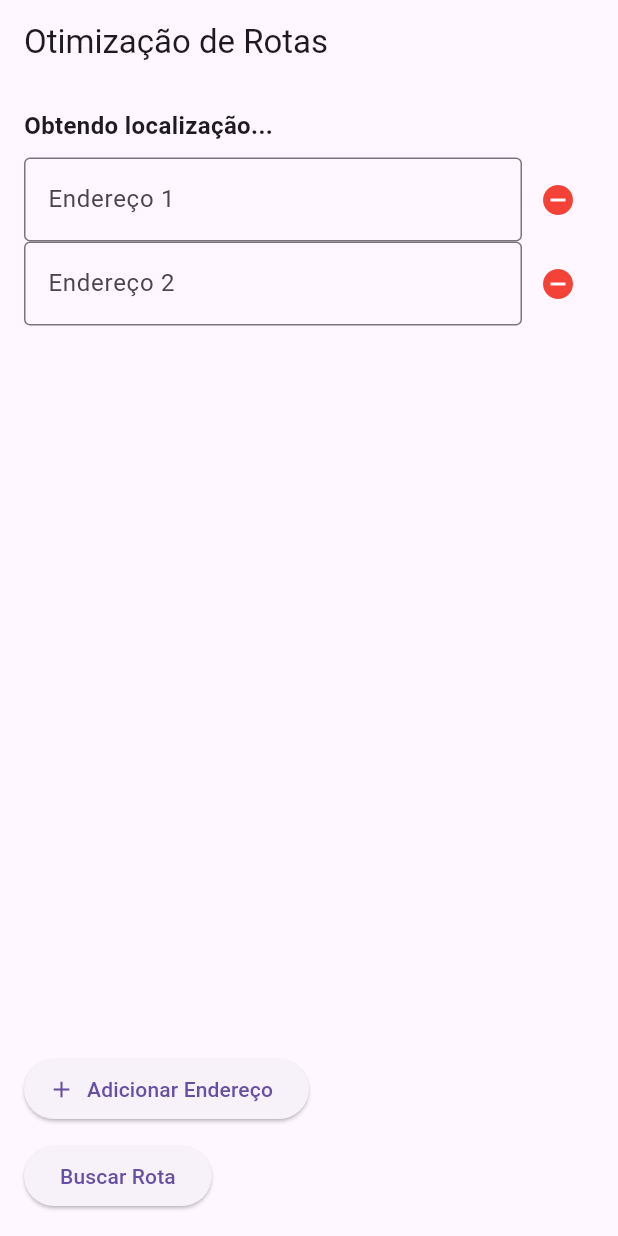
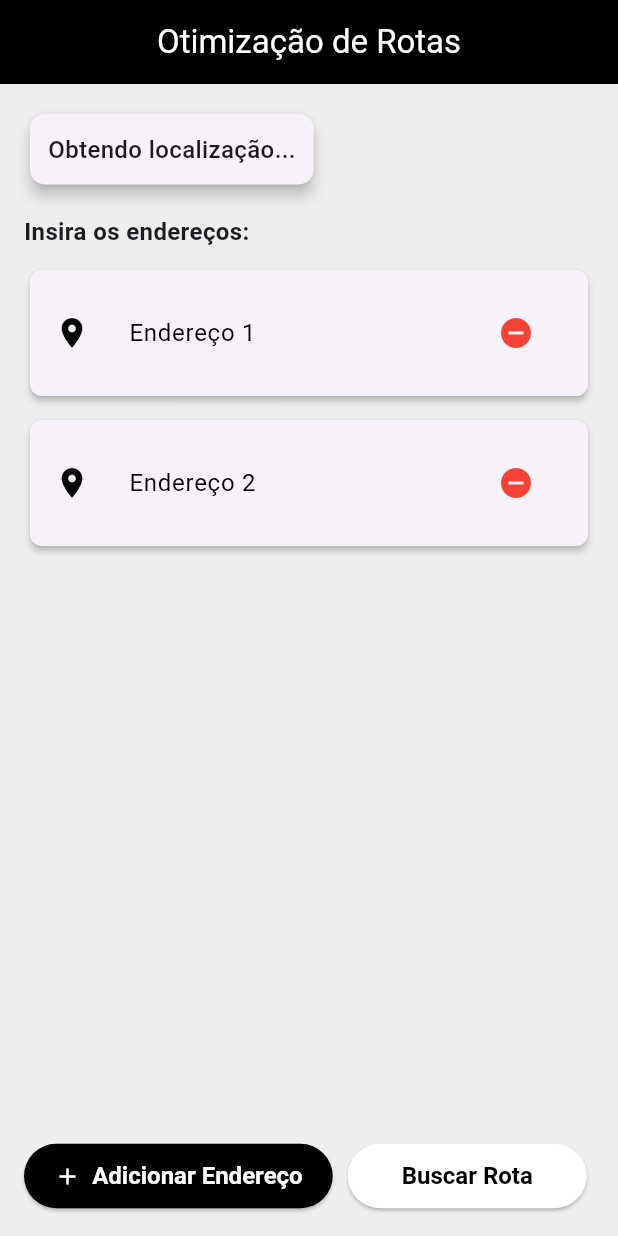
Before and after one commit to carriel2/GoogleRoutes.app, a Flutter app: the screen it shows after launch, on a phone screen of 412 x 824 dp. Run offline on Flutter 3.47's test engine with Material 3 defaults, Android fonts, the light colour scheme and no system bars; our stand-ins replace geocoding, geolocator.

Commit message:
visual-implementations

```diff
--- a/lib/pages/home_page.dart
+++ b/lib/pages/home_page.dart
@@ -32,15 +32,22 @@ class HomePageState extends State<HomePage> {
 
   Future<void> _obterLocalizacaoAtual() async {
     try {
-      Position posicao = await Geolocator.getCurrentPosition(desiredAccuracy: LocationAccuracy.high);
-      List<Placemark> placemarks = await placemarkFromCoordinates(posicao.latitude, posicao.longitude);
+      Position posicao = await Geolocator.getCurrentPosition(
+        desiredAccuracy: LocationAccuracy.high,
+      );
+
+      List<Placemark> placemarks = await placemarkFromCoordinates(
+        posicao.latitude,
+        posicao.longitude,
+      );
+
       Placemark local = placemarks.first;
-      String endereco = "${local.street}, ${local.subLocality}, ${local.locality}, ${local.administrativeArea}";
+      String endereco =
+          "${local.street}, ${local.subLocality}, ${local.locality}, ${local.administrativeArea}";
 
       setState(() {
         _localizacaoAtual = endereco;
       });
-
       print("Localização Atual: $_localizacaoAtual");
     } catch (e) {
       print("Erro ao obter localização: $e");
@@ -71,7 +78,6 @@ class HomePageState extends State<HomePage> {
     print("Endereços enviados para API: $enderecos");
 
     try {
-      // Envia um JSON contendo 'origem' e 'enderecos' para o backend.
       Map<String, dynamic> requestData = {
         'origem': origem,
         'enderecos': enderecos,
@@ -104,55 +110,118 @@ class HomePageState extends State<HomePage> {
 
   @override
   Widget build(BuildContext context) {
-    return Scaffold(
-      appBar: AppBar(title: const Text("Otimização de Rotas")),
+    return GestureDetector(
+      behavior: HitTestBehavior.translucent,
+      onTap: () => FocusManager.instance.primaryFocus?.unfocus(),
+      child: Scaffold(
+        appBar: AppBar(
+          title: const Text(
+            "Otimização de Rotas",
+            style: TextStyle(color: Colors.white),
+          ),
+          backgroundColor: Colors.black,
+          centerTitle: true,
+        ),
+        backgroundColor: Colors.grey[200],
         body: Padding(
           padding: const EdgeInsets.all(16.0),
           child: Column(
             crossAxisAlignment: CrossAxisAlignment.start,
             children: [
-            Text(
-              _localizacaoAtual != null ? "Localização Atual: $_localizacaoAtual" : "Obtendo localização...",
-              style: const TextStyle(fontSize: 16, fontWeight: FontWeight.bold),
+              // Exibe a localização atual em um Card
+              Card(
+                elevation: 4,
+                shape: RoundedRectangleBorder(
+                    borderRadius: BorderRadius.circular(10)),
+                child: Padding(
+                  padding: const EdgeInsets.all(12.0),
+                  child: Text(
+                    _localizacaoAtual != null
+                        ? "Localização Atual: $_localizacaoAtual"
+                        : "Obtendo localização...",
+                    style: const TextStyle(
+                        fontSize: 16, fontWeight: FontWeight.w500),
+                  ),
+                ),
+              ),
+              const SizedBox(height: 16),
+              const Text(
+                "Insira os endereços:",
+                style: TextStyle(fontSize: 16, fontWeight: FontWeight.bold),
               ),
               const SizedBox(height: 10),
               Expanded(
-              child: ListView.builder(
+                child: ListView.separated(
                   itemCount: _enderecosControllers.length,
+                  separatorBuilder: (context, index) => SizedBox(height: 8),
                   itemBuilder: (context, index) {
-                  return Row(
-                    children: [
-                      Expanded(
-                        child: TextField(
+                    return Card(
+                      elevation: 2,
+                      shape: RoundedRectangleBorder(
+                          borderRadius: BorderRadius.circular(8)),
+                      child: ListTile(
+                        leading:
+                            const Icon(Icons.location_on, color: Colors.black),
+                        title: TextField(
                           controller: _enderecosControllers[index],
                           decoration: InputDecoration(
                             labelText: "Endereço ${index + 1}",
-                            border: const OutlineInputBorder(),
+                            labelStyle: TextStyle(
+                                color: Colors.black), // Mantém o texto preto
+                            border: InputBorder.none,
+                            contentPadding: const EdgeInsets.symmetric(
+                                horizontal: 10, vertical: 14),
                           ),
                         ),
+                        trailing: _enderecosControllers.length > 1
+                            ? IconButton(
+                                icon: const Icon(Icons.remove_circle,
+                                    color: Colors.red),
+                                onPressed: () => removerCampo(index),
+                              )
+                            : null,
                       ),
-                      if (_enderecosControllers.length > 1)
-                        IconButton(
-                          icon: const Icon(Icons.remove_circle, color: Colors.red),
-                          onPressed: () => removerCampo(index),
-                        ),
-                    ],
                     );
                   },
                 ),
               ),
               const SizedBox(height: 10),
+              Row(
+                children: [
                   ElevatedButton.icon(
+                    style: ElevatedButton.styleFrom(
+                      backgroundColor: Colors.black,
+                      padding: const EdgeInsets.symmetric(
+                          horizontal: 20, vertical: 12),
+                      textStyle: const TextStyle(
+                          fontSize: 16, fontWeight: FontWeight.bold),
+                    ),
                     onPressed: adicionarCampo,
-              icon: const Icon(Icons.add),
-              label: const Text("Adicionar Endereço"),
+                    icon: const Icon(Icons.add, color: Colors.white),
+                    label: const Text(
+                      "Adicionar Endereço",
+                      style: TextStyle(color: Colors.white),
                     ),
-            const SizedBox(height: 10),
+                  ),
+                  const SizedBox(width: 10),
                   ElevatedButton(
+                    style: ElevatedButton.styleFrom(
+                      backgroundColor: Colors.white,
+                      padding: const EdgeInsets.symmetric(
+                          horizontal: 36, vertical: 12),
+                      textStyle: const TextStyle(
+                          fontSize: 16, fontWeight: FontWeight.bold),
+                    ),
                     onPressed: buscarRota,
-              child: const Text("Buscar Rota"),
+                    child: const Text(
+                      "Buscar Rota",
+                      style: TextStyle(color: Colors.black),
+                    ),
                   ),
                 ],
+              ),
+            ],
+          ),
         ),
       ),
     );
```
Lines whose indentation alone changed are shown as unchanged.
